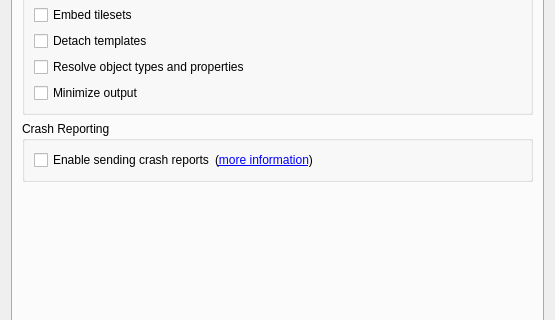
Qt form src/tiled/preferencesdialog.ui (edin-m/tiled) before a commit; both pictures show x 0 to 555 and y 215 to 535 of the 555 by 646 pixel window.
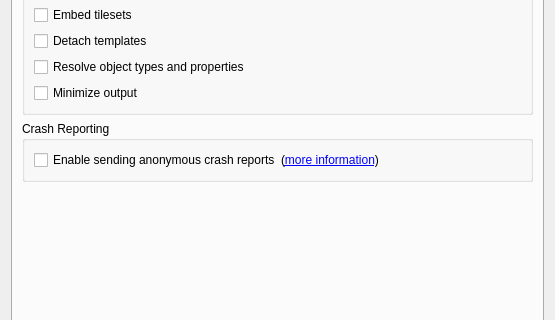
The same form after that commit. Custom widgets are drawn as their Qt base class.

Commit message: Make it clear the crash reporting is anonymous

The edit to the form file:
```diff
--- a/src/tiled/preferencesdialog.ui
+++ b/src/tiled/preferencesdialog.ui
@@ -119,7 +119,7 @@
           <item>
            <widget class="QCheckBox" name="sendCrashReports">
             <property name="text">
-             <string>Enable sending crash reports</string>
+             <string>Enable sending anonymous crash reports</string>
             </property>
            </widget>
           </item>
```
The commit also changes 1 other file.
